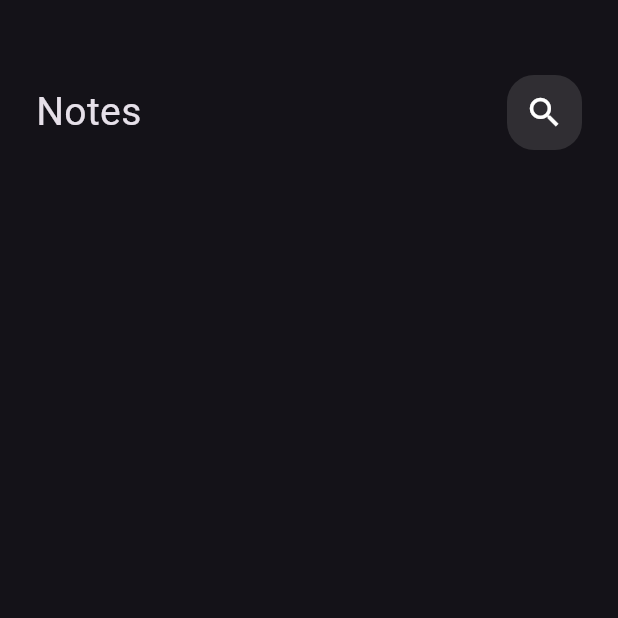
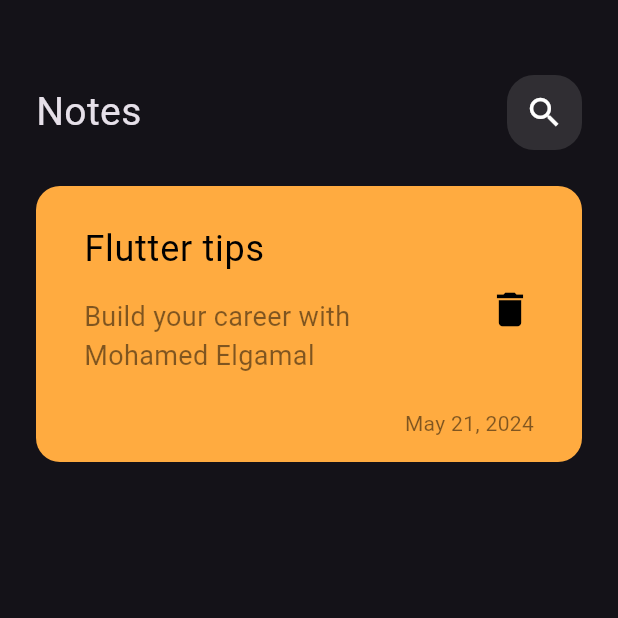
Before and after one commit to Mohamedelgamalx/note_app, a Flutter app: the screen it shows after launch, on a phone screen of 412 x 824 dp, the top half of it. Run offline on Flutter 3.47's test engine with Material 3 defaults, Android fonts, the phone set to English and light mode, and no system bars; Roboto replaces fonts that are missing (Poppins).

Commit message:
add font family and make note item

```diff
--- a/lib/main.dart
+++ b/lib/main.dart
@@ -13,7 +13,9 @@ class MyApp extends StatelessWidget {
   Widget build(BuildContext context) {
     return MaterialApp(
       debugShowCheckedModeBanner: false,
-      theme: ThemeData(brightness: Brightness.dark),
+      theme: ThemeData(
+          brightness: Brightness.dark,
+          fontFamily: 'Poppins'),
       home: const NoteViewScreen(),
     );
   }
--- /dev/null
+++ b/lib/views/widgets/custom_note_item.dart
@@ -0,0 +1,46 @@
+import 'package:flutter/material.dart';
+
+class CustomNoteItem extends StatelessWidget {
+  const CustomNoteItem({super.key});
+
+  @override
+  Widget build(BuildContext context) {
+    return Container(
+      decoration: BoxDecoration(
+          borderRadius: BorderRadius.circular(16),
+          color: Colors.orangeAccent
+      ),
+      child: Padding(
+        padding: const EdgeInsets.only(top: 16,bottom: 16,left: 16),
+        child: Column(
+          crossAxisAlignment: CrossAxisAlignment.end,
+          children: [
+            ListTile(
+              title: const Text('Flutter tips', style: TextStyle(
+                  color: Colors.black,
+                  fontSize: 24
+              ),),
+              subtitle: Padding(
+                padding: const EdgeInsets.symmetric(vertical: 14),
+                child: Text('Build your career with Mohamed Elgamal', style: TextStyle(
+                    color: Colors.black.withOpacity(.5),
+                    fontSize: 18
+                ),),
+              ),
+              trailing: IconButton(onPressed: () {}, icon: const Icon(Icons.delete,
+                  size: 30,
+                  color: Colors.black)),
+            ),
+            Padding(
+              padding: const EdgeInsets.only(right: 32),
+              child: Text('May 21, 2024', style: TextStyle(
+                  color: Colors.black.withOpacity(.5),
+                  fontSize: 14
+              ),),
+            ),
+          ],
+        ),
+      ),
+    );
+  }
+}
--- a/lib/views/widgets/note_view_body.dart
+++ b/lib/views/widgets/note_view_body.dart
@@ -1,5 +1,6 @@
 import 'package:flutter/material.dart';
 import 'custom_app_bar.dart';
+import 'custom_note_item.dart';
 
 class NoteViewBody extends StatelessWidget {
   const NoteViewBody({super.key});
@@ -11,7 +12,9 @@ class NoteViewBody extends StatelessWidget {
       child: Column(
         children: [
           SizedBox(height: 50,),
-          CustomAppBar()
+          CustomAppBar(),
+          SizedBox(height: 24),
+          CustomNoteItem(),
         ],
       ),
     );
```
Also changed, not shown: pubspec.yaml (+5 -12 lines), asstes/fonts/Poppins-Regular.ttf (added).
